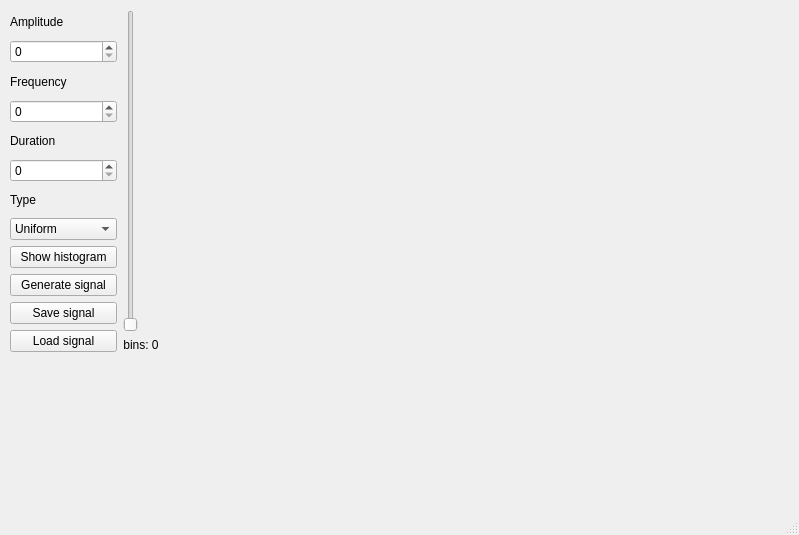
The window that gui/main.ui (Kejniasty/digital-signal-processing-2026) describes before a commit, drawn with Qt 5.
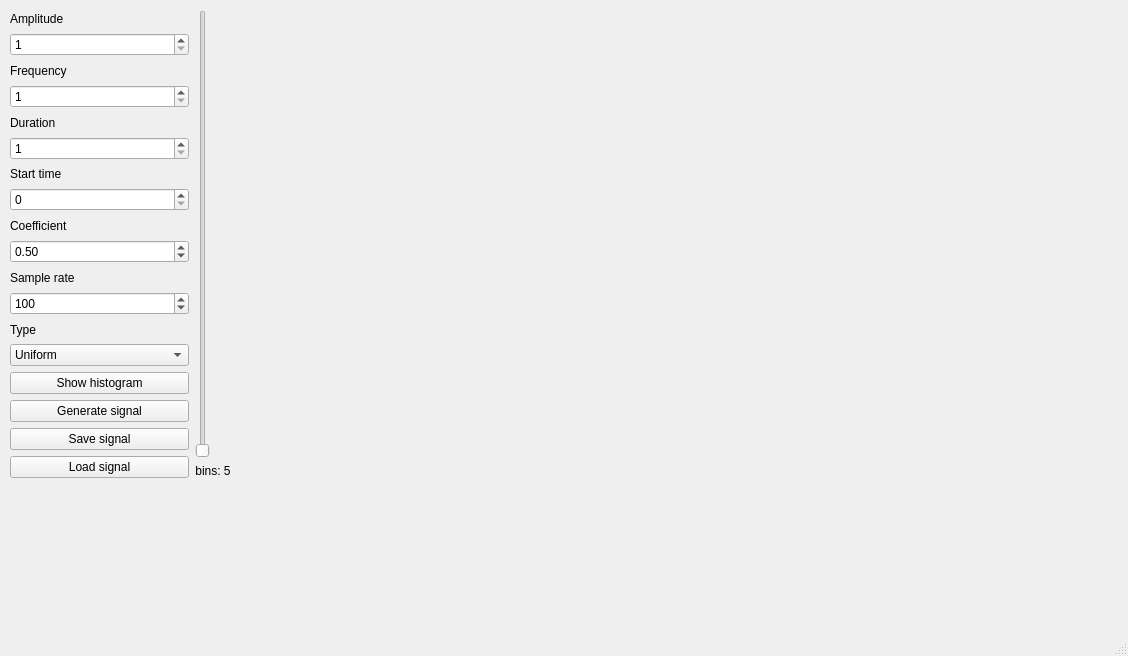
The same window after the commit.

Commit message: Working plots for both types of signals. Making checkpoint before tackling more of the saving for fine tunning.

The edit to the form file:
```diff
--- a/gui/main.ui
+++ b/gui/main.ui
@@ -6,20 +6,26 @@
    <rect>
     <x>0</x>
     <y>0</y>
-    <width>799</width>
-    <height>535</height>
+    <width>1128</width>
+    <height>656</height>
    </rect>
   </property>
   <property name="sizePolicy">
-   <sizepolicy hsizetype="Minimum" vsizetype="Minimum">
+   <sizepolicy hsizetype="Fixed" vsizetype="Fixed">
     <horstretch>0</horstretch>
     <verstretch>0</verstretch>
    </sizepolicy>
   </property>
   <property name="minimumSize">
    <size>
-    <width>799</width>
-    <height>535</height>
+    <width>1128</width>
+    <height>656</height>
+   </size>
+  </property>
+  <property name="maximumSize">
+   <size>
+    <width>1128</width>
+    <height>656</height>
    </size>
   </property>
   <property name="windowTitle">
@@ -29,10 +35,10 @@
    <widget class="QWidget" name="plots" native="true">
     <property name="geometry">
      <rect>
-      <x>170</x>
+      <x>240</x>
       <y>10</y>
-      <width>611</width>
-      <height>501</height>
+      <width>871</width>
+      <height>631</height>
      </rect>
     </property>
    </widget>
@@ -41,8 +47,8 @@
      <rect>
       <x>10</x>
       <y>10</y>
-      <width>149</width>
-      <height>342</height>
+      <width>221</width>
+      <height>468</height>
      </rect>
     </property>
     <layout class="QHBoxLayout" name="horizontalLayout_2">
@@ -56,7 +62,14 @@
         </widget>
        </item>
        <item>
-        <widget class="QSpinBox" name="amplitude"/>
+        <widget class="QSpinBox" name="amplitude">
+         <property name="minimum">
+          <number>1</number>
+         </property>
+         <property name="maximum">
+          <number>2147483647</number>
+         </property>
+        </widget>
        </item>
        <item>
         <widget class="QLabel" name="freqLabel">
@@ -66,7 +79,14 @@
         </widget>
        </item>
        <item>
-        <widget class="QSpinBox" name="frequency"/>
+        <widget class="QSpinBox" name="frequency">
+         <property name="minimum">
+          <number>1</number>
+         </property>
+         <property name="maximum">
+          <number>2147483647</number>
+         </property>
+        </widget>
        </item>
        <item>
         <widget class="QLabel" name="durLabel">
@@ -76,10 +96,77 @@
         </widget>
        </item>
        <item>
-        <widget class="QSpinBox" name="duration"/>
+        <widget class="QSpinBox" name="duration">
+         <property name="minimum">
+          <number>1</number>
+         </property>
+         <property name="maximum">
+          <number>2147483647</number>
+         </property>
+        </widget>
        </item>
        <item>
-        <widget class="QLabel" name="label">
+        <widget class="QLabel" name="startTimeLabel">
+         <property name="text">
+          <string>Start time</string>
+         </property>
+        </widget>
+       </item>
+       <item>
+        <widget class="QSpinBox" name="startTime">
+         <property name="minimum">
+          <number>0</number>
+         </property>
+         <property name="maximum">
+          <number>2147483647</number>
+         </property>
+        </widget>
+       </item>
+       <item>
+        <widget class="QLabel" name="coeffLabel">
+         <property name="text">
+          <string>Coefficient</string>
+         </property>
+        </widget>
+       </item>
+       <item>
+        <widget class="QDoubleSpinBox" name="coeff">
+         <property name="minimum">
+          <double>0.000000000000000</double>
+         </property>
+         <property name="maximum">
+          <double>1.000000000000000</double>
+         </property>
+         <property name="singleStep">
+          <double>0.010000000000000</double>
+         </property>
+         <property name="value">
+          <double>0.500000000000000</double>
+         </property>
+        </widget>
+       </item>
+       <item>
+        <widget class="QLabel" name="sampleRateLabel">
+         <property name="text">
+          <string>Sample rate</string>
+         </property>
+        </widget>
+       </item>
+       <item>
+        <widget class="QSpinBox" name="sampleRate">
+         <property name="minimum">
+          <number>1</number>
+         </property>
+         <property name="maximum">
+          <number>2147483647</number>
+         </property>
+         <property name="value">
+          <number>100</number>
+         </property>
+        </widget>
+       </item>
+       <item>
+        <widget class="QLabel" name="typeLabel">
          <property name="text">
           <string>Type</string>
          </property>
@@ -176,6 +263,16 @@
      </item>
      <item>
       <layout class="QGridLayout" name="gridLayout">
+       <item row="1" column="0">
+        <widget class="QLabel" name="binLabel">
+         <property name="text">
+          <string>bins: 5</string>
+         </property>
+         <property name="alignment">
+          <set>Qt::AlignmentFlag::AlignCenter</set>
+         </property>
+        </widget>
+       </item>
        <item row="0" column="0">
         <widget class="QSlider" name="bins">
          <property name="minimum">
@@ -195,16 +292,6 @@
          </property>
         </widget>
        </item>
-       <item row="1" column="0">
-        <widget class="QLabel" name="binLabel">
-         <property name="text">
-          <string>bins: 0</string>
-         </property>
-         <property name="alignment">
-          <set>Qt::AlignmentFlag::AlignCenter</set>
-         </property>
-        </widget>
-       </item>
       </layout>
      </item>
     </layout>
```
Left out of the diff: 2 changed lines with no effect on the pictures. The commit also changes 7 other files.
